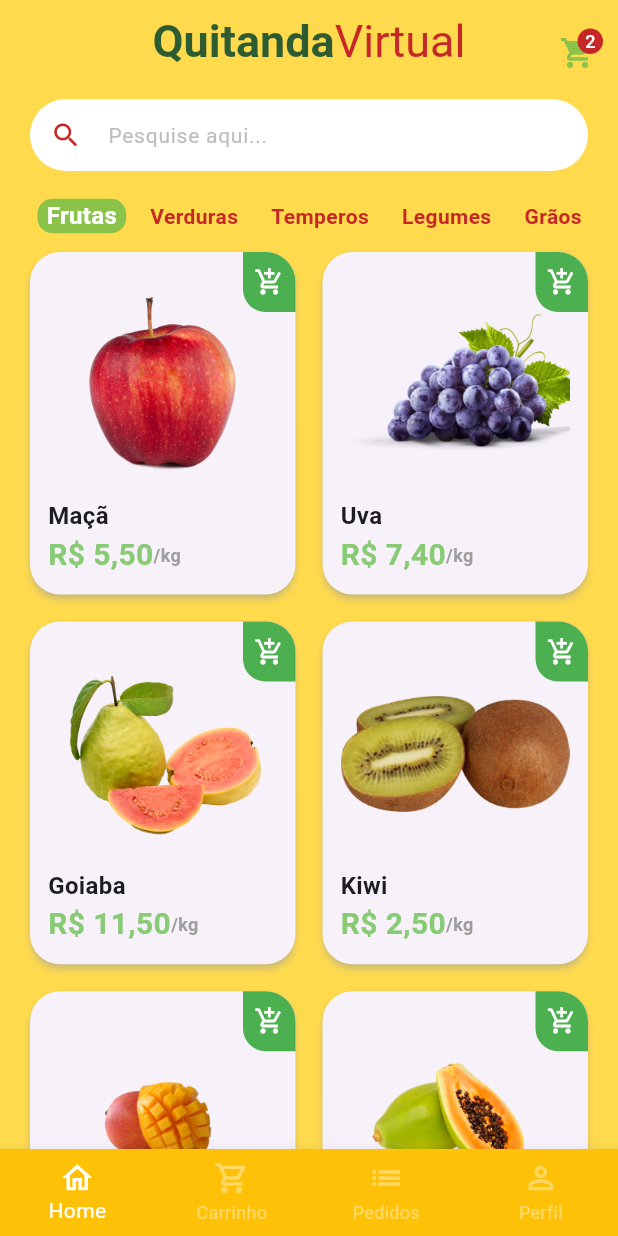
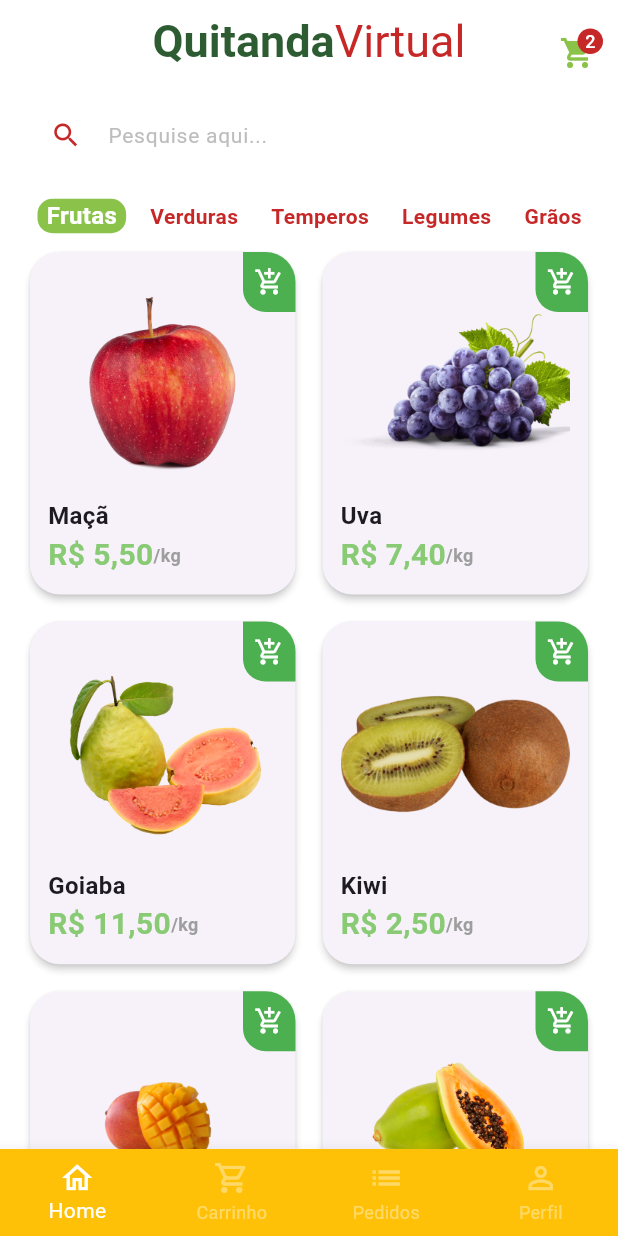
Before and after one commit to GabrielsFelix-utp/flutter_application_1, a Flutter app: the screen it shows after launch, after a tap on "Entrar", on a phone screen of 412 x 824 dp. Run offline on Flutter 3.47's test engine with Material 3 defaults, Android fonts, the phone set to English and light mode, and no system bars; our stand-ins replace animated_text_kit, mask_text_input_formatter.

```diff
--- a/lib/main.dart
+++ b/lib/main.dart
@@ -14,7 +14,7 @@ class MyApp extends StatelessWidget {
       title: 'Flutter Demo',
       theme: ThemeData(
         primarySwatch: Colors.blue,
-        scaffoldBackgroundColor: Colors.amberAccent.withAlpha(190),
+        scaffoldBackgroundColor: Colors.white.withAlpha(190),
       ),
       debugShowCheckedModeBanner: false,
       home: const SignInScreen(),
--- a/lib/src/auth/Pages/home/Components/item_tile.dart
+++ b/lib/src/auth/Pages/home/Components/item_tile.dart
@@ -1,5 +1,6 @@
 import 'package:flutter/material.dart';
 import 'package:flutter_application_1/src/auth/Models/item_model.dart';
+import 'package:flutter_application_1/src/auth/Pages/product/product_screen.dart';
 import 'package:flutter_application_1/src/auth/services/utils_services.dart';
 
 class ItemTile extends StatelessWidget {
@@ -16,7 +17,14 @@ class ItemTile extends StatelessWidget {
   Widget build(BuildContext context) {
     return Stack(
       children: [
-        Card(
+        //Conteudo
+        GestureDetector(
+          onTap: () {
+            Navigator.of(context).push(MaterialPageRoute(builder: (c) {
+              return ProductScreen(item: item);
+            }));
+          },
+          child: Card(
             elevation: 2,
             shadowColor: Colors.grey.shade300,
             shape: RoundedRectangleBorder(
@@ -63,6 +71,9 @@ class ItemTile extends StatelessWidget {
               ),
             ),
           ),
+        ),
+
+        //Botão add carrinho
         Positioned(
           top: 4,
           right: 4,
```
Also changed, not shown: lib/src/auth/Pages/product/product_screen.dart (added, +38 -0 lines). Lines whose indentation alone changed are shown as unchanged.
